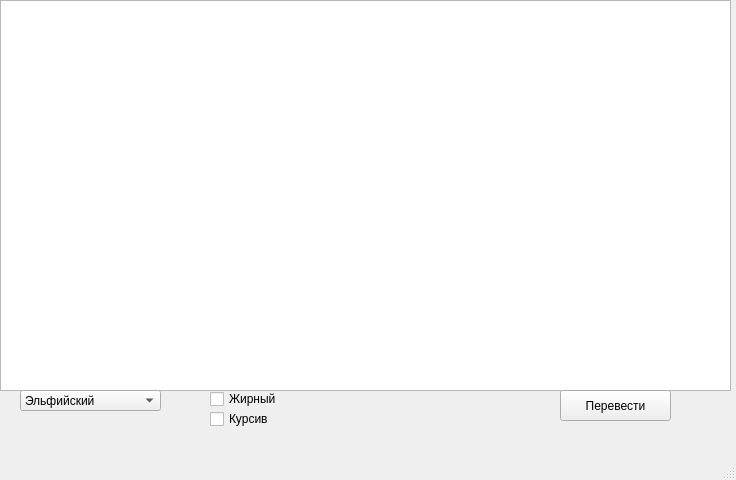
This is data/ui_files/main_window.ui in Gelzy788/DnD-Translator as Qt 5 draws it before an edit. The edited form follows.
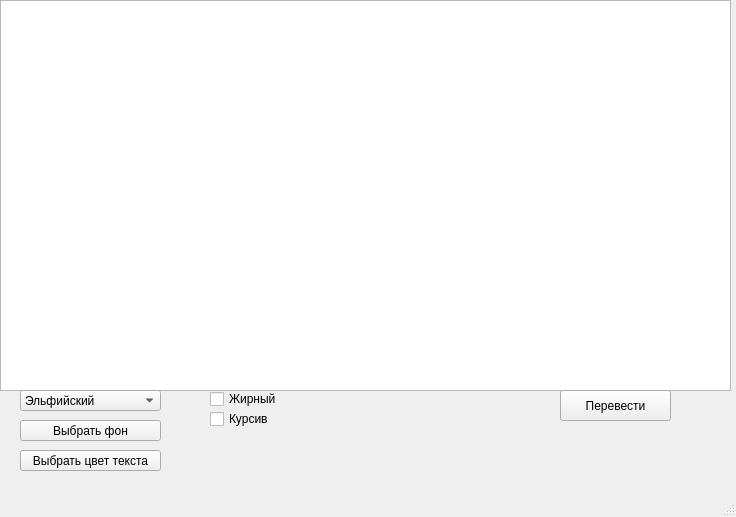
This is the edited form.

Commit message: Добавлены кнопки загрузки фона и выбира цвета текста

What changed in the file:
```diff
--- a/data/ui_files/main_window.ui
+++ b/data/ui_files/main_window.ui
@@ -7,7 +7,7 @@
     <x>0</x>
     <y>0</y>
     <width>736</width>
-    <height>480</height>
+    <height>517</height>
    </rect>
   </property>
   <property name="windowTitle">
@@ -121,6 +121,32 @@
      <string>Перевести</string>
     </property>
    </widget>
+   <widget class="QPushButton" name="background_btn">
+    <property name="geometry">
+     <rect>
+      <x>20</x>
+      <y>420</y>
+      <width>141</width>
+      <height>21</height>
+     </rect>
+    </property>
+    <property name="text">
+     <string>Выбрать фон</string>
+    </property>
+   </widget>
+   <widget class="QPushButton" name="color_btn">
+    <property name="geometry">
+     <rect>
+      <x>20</x>
+      <y>450</y>
+      <width>141</width>
+      <height>21</height>
+     </rect>
+    </property>
+    <property name="text">
+     <string>Выбрать цвет текста</string>
+    </property>
+   </widget>
   </widget>
   <widget class="QMenuBar" name="menubar">
    <property name="geometry">
```
The commit also changes 3 other files.
